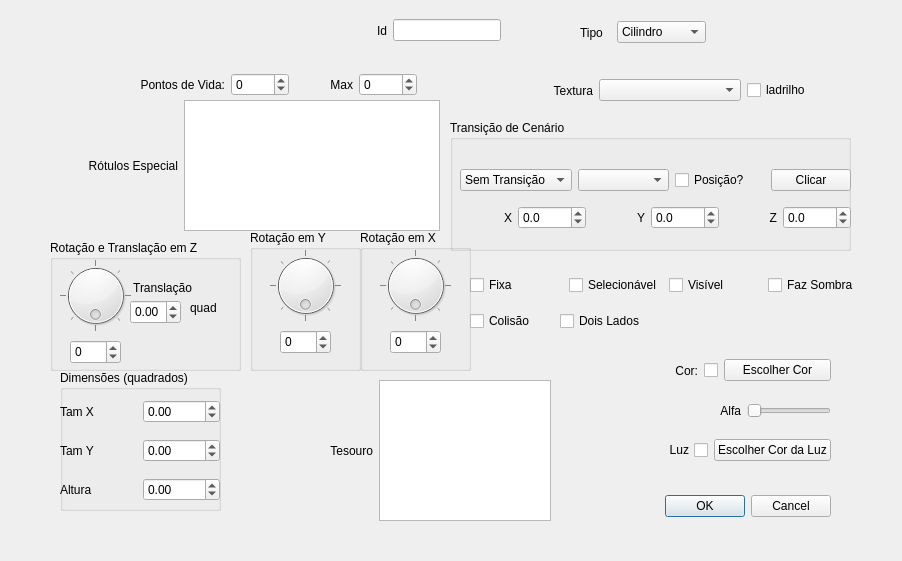
First picture: the form in ifg/qt/ui/forma.ui, repository matferib/tabuleiro-virtual, before the edit.
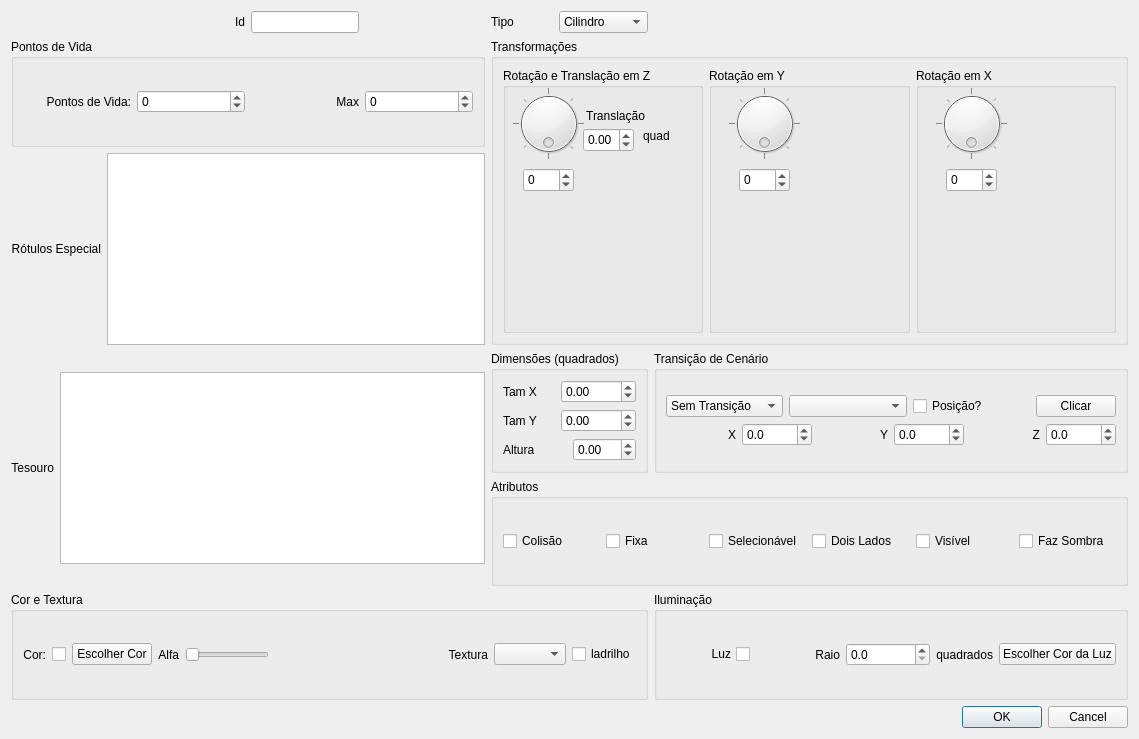
Second picture: the form after the edit.

The edit to the form file:
```diff
--- a/ifg/qt/ui/forma.ui
+++ b/ifg/qt/ui/forma.ui
@@ -6,22 +6,15 @@
    <rect>
     <x>0</x>
     <y>0</y>
-    <width>902</width>
-    <height>561</height>
+    <width>1139</width>
+    <height>739</height>
    </rect>
   </property>
   <property name="windowTitle">
    <string>Dialog</string>
   </property>
-  <widget class="QWidget" name="horizontalLayoutWidget">
-   <property name="geometry">
-    <rect>
-     <x>320</x>
-     <y>10</y>
-     <width>181</width>
-     <height>41</height>
-    </rect>
-   </property>
+  <layout class="QGridLayout" name="gridLayout_2">
+   <item row="0" column="0">
    <layout class="QHBoxLayout" name="horizontalLayout">
     <item alignment="Qt::AlignRight">
      <widget class="QLabel" name="label">
@@ -38,32 +31,61 @@
      </widget>
     </item>
    </layout>
-  </widget>
-  <widget class="QDialogButtonBox" name="botoes">
-   <property name="geometry">
-    <rect>
-     <x>490</x>
-     <y>490</y>
-     <width>341</width>
-     <height>32</height>
-    </rect>
-   </property>
-   <property name="orientation">
-    <enum>Qt::Horizontal</enum>
-   </property>
-   <property name="standardButtons">
-    <set>QDialogButtonBox::Cancel|QDialogButtonBox::Ok</set>
-   </property>
-  </widget>
-  <widget class="QWidget" name="horizontalLayoutWidget_2">
-   <property name="geometry">
-    <rect>
-     <x>610</x>
-     <y>350</y>
-     <width>221</width>
-     <height>41</height>
-    </rect>
-   </property>
+   </item>
+   <item row="0" column="1">
+    <layout class="QHBoxLayout" name="horizontalLayout_21">
+     <item>
+      <widget class="QLabel" name="label_17">
+       <property name="text">
+        <string>Tipo</string>
+       </property>
+      </widget>
+     </item>
+     <item>
+      <widget class="QComboBox" name="combo_tipo_forma">
+       <item>
+        <property name="text">
+         <string>Cilindro</string>
+        </property>
+       </item>
+       <item>
+        <property name="text">
+         <string>Cone</string>
+        </property>
+       </item>
+       <item>
+        <property name="text">
+         <string>Cubo</string>
+        </property>
+       </item>
+       <item>
+        <property name="text">
+         <string>Esfera</string>
+        </property>
+       </item>
+       <item>
+        <property name="text">
+         <string>Pirâmide</string>
+        </property>
+       </item>
+       <item>
+        <property name="text">
+         <string>Hemisfério</string>
+        </property>
+       </item>
+      </widget>
+     </item>
+    </layout>
+   </item>
+   <item row="6" column="0" colspan="2">
+    <widget class="QGroupBox" name="groupBox_8">
+     <property name="title">
+      <string>Cor e Textura</string>
+     </property>
+     <layout class="QHBoxLayout" name="horizontalLayout_26">
+      <item>
+       <layout class="QHBoxLayout" name="horizontalLayout_24">
+        <item>
    <layout class="QHBoxLayout" name="horizontalLayout_2">
     <item>
      <layout class="QHBoxLayout" name="horizontalLayout_7">
@@ -105,243 +127,7 @@
       </property>
      </widget>
     </item>
-   </layout>
-  </widget>
-  <widget class="QGroupBox" name="groupBox">
-   <property name="geometry">
-    <rect>
-     <x>60</x>
-     <y>370</y>
-     <width>161</width>
-     <height>141</height>
-    </rect>
-   </property>
-   <property name="title">
-    <string>Dimensões (quadrados)</string>
-   </property>
-   <widget class="QWidget" name="verticalLayoutWidget">
-    <property name="geometry">
-     <rect>
-      <x>0</x>
-      <y>20</y>
-      <width>160</width>
-      <height>121</height>
-     </rect>
-    </property>
-    <layout class="QVBoxLayout" name="verticalLayout">
      <item>
-      <layout class="QHBoxLayout" name="horizontalLayout_4">
-       <item>
-        <widget class="QLabel" name="label_7">
-         <property name="text">
-          <string>Tam X</string>
-         </property>
-        </widget>
-       </item>
-       <item>
-        <widget class="QDoubleSpinBox" name="spin_escala_x_quad">
-         <property name="decimals">
-          <number>2</number>
-         </property>
-         <property name="minimum">
-          <double>-1000.000000000000000</double>
-         </property>
-         <property name="maximum">
-          <double>1000.000000000000000</double>
-         </property>
-         <property name="singleStep">
-          <double>0.100000000000000</double>
-         </property>
-        </widget>
-       </item>
-      </layout>
-     </item>
-     <item>
-      <layout class="QHBoxLayout" name="horizontalLayout_5">
-       <item>
-        <widget class="QLabel" name="label_5">
-         <property name="text">
-          <string>Tam Y</string>
-         </property>
-        </widget>
-       </item>
-       <item>
-        <widget class="QDoubleSpinBox" name="spin_escala_y_quad">
-         <property name="decimals">
-          <number>2</number>
-         </property>
-         <property name="minimum">
-          <double>-1000.000000000000000</double>
-         </property>
-         <property name="maximum">
-          <double>1000.000000000000000</double>
-         </property>
-         <property name="singleStep">
-          <double>0.100000000000000</double>
-         </property>
-        </widget>
-       </item>
-      </layout>
-     </item>
-     <item>
-      <layout class="QHBoxLayout" name="horizontalLayout_6">
-       <item>
-        <widget class="QLabel" name="label_6">
-         <property name="text">
-          <string>Altura</string>
-         </property>
-        </widget>
-       </item>
-       <item>
-        <widget class="QDoubleSpinBox" name="spin_escala_z_quad">
-         <property name="decimals">
-          <number>2</number>
-         </property>
-         <property name="minimum">
-          <double>-50.000000000000000</double>
-         </property>
-         <property name="maximum">
-          <double>50.000000000000000</double>
-         </property>
-         <property name="singleStep">
-          <double>0.100000000000000</double>
-         </property>
-        </widget>
-       </item>
-      </layout>
-     </item>
-    </layout>
-   </widget>
-  </widget>
-  <widget class="QGroupBox" name="groupBox_2">
-   <property name="geometry">
-    <rect>
-     <x>50</x>
-     <y>240</y>
-     <width>191</width>
-     <height>131</height>
-    </rect>
-   </property>
-   <property name="title">
-    <string>Rotação e Translação em Z</string>
-   </property>
-   <widget class="QDial" name="dial_rotacao">
-    <property name="geometry">
-     <rect>
-      <x>10</x>
-      <y>20</y>
-      <width>71</width>
-      <height>71</height>
-     </rect>
-    </property>
-    <property name="toolTip">
-     <string>Rotação do objeto ao redor do eixo Z.</string>
-    </property>
-    <property name="minimum">
-     <number>0</number>
-    </property>
-    <property name="maximum">
-     <number>360</number>
-    </property>
-    <property name="value">
-     <number>0</number>
-    </property>
-    <property name="sliderPosition">
-     <number>0</number>
-    </property>
-    <property name="orientation">
-     <enum>Qt::Horizontal</enum>
-    </property>
-    <property name="invertedAppearance">
-     <bool>true</bool>
-    </property>
-    <property name="invertedControls">
-     <bool>true</bool>
-    </property>
-    <property name="wrapping">
-     <bool>true</bool>
-    </property>
-    <property name="notchTarget">
-     <double>45.000000000000000</double>
-    </property>
-    <property name="notchesVisible">
-     <bool>true</bool>
-    </property>
-   </widget>
-   <widget class="QDoubleSpinBox" name="spin_translacao_quad">
-    <property name="geometry">
-     <rect>
-      <x>80</x>
-      <y>60</y>
-      <width>51</width>
-      <height>24</height>
-     </rect>
-    </property>
-    <property name="decimals">
-     <number>2</number>
-    </property>
-    <property name="minimum">
-     <double>-100.000000000000000</double>
-    </property>
-    <property name="maximum">
-     <double>100.000000000000000</double>
-    </property>
-    <property name="singleStep">
-     <double>0.100000000000000</double>
-    </property>
-   </widget>
-   <widget class="QLabel" name="label_2">
-    <property name="geometry">
-     <rect>
-      <x>80</x>
-      <y>40</y>
-      <width>111</width>
-      <height>16</height>
-     </rect>
-    </property>
-    <property name="text">
-     <string> Translação</string>
-    </property>
-   </widget>
-   <widget class="QSpinBox" name="spin_rotacao">
-    <property name="geometry">
-     <rect>
-      <x>20</x>
-      <y>100</y>
-      <width>51</width>
-      <height>24</height>
-     </rect>
-    </property>
-    <property name="minimum">
-     <number>-180</number>
-    </property>
-    <property name="maximum">
-     <number>180</number>
-    </property>
-   </widget>
-   <widget class="QLabel" name="label_15">
-    <property name="geometry">
-     <rect>
-      <x>140</x>
-      <y>60</y>
-      <width>41</width>
-      <height>16</height>
-     </rect>
-    </property>
-    <property name="text">
-     <string>quad</string>
-    </property>
-   </widget>
-  </widget>
-  <widget class="QWidget" name="horizontalLayoutWidget_3">
-   <property name="geometry">
-    <rect>
-     <x>610</x>
-     <y>390</y>
-     <width>221</width>
-     <height>41</height>
-    </rect>
-   </property>
    <layout class="QHBoxLayout" name="horizontalLayout_9">
     <item>
      <layout class="QHBoxLayout" name="horizontalLayout_10">
@@ -378,184 +164,23 @@
      </layout>
     </item>
    </layout>
-  </widget>
-  <widget class="QWidget" name="layoutWidget">
-   <property name="geometry">
-    <rect>
-     <x>140</x>
-     <y>70</y>
-     <width>277</width>
-     <height>29</height>
-    </rect>
-   </property>
-   <layout class="QHBoxLayout" name="horizontalLayout_13">
-    <item>
-     <widget class="QLabel" name="label_8">
-      <property name="sizePolicy">
-       <sizepolicy hsizetype="Preferred" vsizetype="Preferred">
-        <horstretch>0</horstretch>
-        <verstretch>0</verstretch>
-       </sizepolicy>
-      </property>
-      <property name="text">
-       <string>Pontos de Vida:</string>
-      </property>
-      <property name="alignment">
-       <set>Qt::AlignRight|Qt::AlignTrailing|Qt::AlignVCenter</set>
-      </property>
-     </widget>
-    </item>
-    <item>
-     <widget class="QSpinBox" name="spin_pontos_vida">
-      <property name="minimum">
-       <number>-100</number>
-      </property>
-      <property name="maximum">
-       <number>999</number>
-      </property>
-     </widget>
-    </item>
-    <item>
-     <widget class="QLabel" name="label_10">
-      <property name="sizePolicy">
-       <sizepolicy hsizetype="Preferred" vsizetype="Preferred">
-        <horstretch>0</horstretch>
-        <verstretch>0</verstretch>
-       </sizepolicy>
-      </property>
-      <property name="text">
-       <string>Max</string>
-      </property>
-      <property name="alignment">
-       <set>Qt::AlignRight|Qt::AlignTrailing|Qt::AlignVCenter</set>
-      </property>
-     </widget>
-    </item>
-    <item>
-     <widget class="QSpinBox" name="spin_max_pontos_vida">
-      <property name="minimum">
-       <number>-100</number>
-      </property>
-      <property name="maximum">
-       <number>999</number>
-      </property>
-     </widget>
-    </item>
-   </layout>
-  </widget>
-  <widget class="QWidget" name="horizontalLayoutWidget_4">
-   <property name="geometry">
-    <rect>
-     <x>610</x>
-     <y>430</y>
-     <width>221</width>
-     <height>41</height>
-    </rect>
-   </property>
-   <layout class="QHBoxLayout" name="horizontalLayout_3">
-    <item>
-     <widget class="QCheckBox" name="checkbox_luz">
-      <property name="layoutDirection">
-       <enum>Qt::RightToLeft</enum>
-      </property>
-      <property name="text">
-       <string>Luz</string>
-      </property>
-     </widget>
+          </item>
+         </layout>
     </item>
     <item>
-     <widget class="QPushButton" name="botao_luz">
-      <property name="styleSheet">
-       <string notr="true"/>
-      </property>
-      <property name="text">
-       <string>Escolher Cor da Luz</string>
-      </property>
-     </widget>
-    </item>
-   </layout>
-  </widget>
-  <widget class="QGroupBox" name="groupBox_3">
-   <property name="geometry">
-    <rect>
-     <x>250</x>
-     <y>230</y>
-     <width>111</width>
-     <height>141</height>
-    </rect>
-   </property>
-   <property name="title">
-    <string>Rotação em Y</string>
-   </property>
-   <widget class="QDial" name="dial_rotacao_y">
-    <property name="geometry">
-     <rect>
-      <x>20</x>
-      <y>20</y>
-      <width>71</width>
-      <height>71</height>
-     </rect>
-    </property>
-    <property name="toolTip">
-     <string>&lt;html&gt;&lt;head/&gt;&lt;body&gt;&lt;p&gt;Rotação do objeto ao redor do eixo Y.&lt;/p&gt;&lt;/body&gt;&lt;/html&gt;</string>
-    </property>
-    <property name="minimum">
-     <number>0</number>
-    </property>
-    <property name="maximum">
-     <number>360</number>
-    </property>
-    <property name="value">
-     <number>0</number>
-    </property>
-    <property name="sliderPosition">
-     <number>0</number>
-    </property>
+         <spacer name="horizontalSpacer">
     <property name="orientation">
      <enum>Qt::Horizontal</enum>
     </property>
-    <property name="invertedAppearance">
-     <bool>true</bool>
-    </property>
-    <property name="invertedControls">
-     <bool>true</bool>
-    </property>
-    <property name="wrapping">
-     <bool>true</bool>
-    </property>
-    <property name="notchTarget">
-     <double>45.000000000000000</double>
-    </property>
-    <property name="notchesVisible">
-     <bool>true</bool>
-    </property>
-   </widget>
-   <widget class="QSpinBox" name="spin_rotacao_y">
-    <property name="geometry">
-     <rect>
-      <x>30</x>
-      <y>100</y>
-      <width>51</width>
-      <height>24</height>
-     </rect>
-    </property>
-    <property name="minimum">
-     <number>-180</number>
-    </property>
-    <property name="maximum">
-     <number>180</number>
-    </property>
-   </widget>
-  </widget>
-  <widget class="QWidget" name="horizontalLayoutWidget_5">
-   <property name="geometry">
-    <rect>
-     <x>450</x>
-     <y>70</y>
-     <width>361</width>
-     <height>41</height>
-    </rect>
-   </property>
+          <property name="sizeHint" stdset="0">
+           <size>
+            <width>40</width>
+            <height>20</height>
+           </size>
+          </property>
+         </spacer>
+        </item>
+        <item>
    <layout class="QHBoxLayout" name="horizontalLayout_8">
     <item>
      <widget class="QLabel" name="label_4">
@@ -587,76 +212,18 @@
      </widget>
     </item>
    </layout>
-  </widget>
-  <widget class="QWidget" name="horizontalLayoutWidget_6">
-   <property name="geometry">
-    <rect>
-     <x>470</x>
-     <y>270</y>
-     <width>391</width>
-     <height>31</height>
-    </rect>
-   </property>
-   <layout class="QHBoxLayout" name="horizontalLayout_11">
-    <item>
-     <widget class="QCheckBox" name="checkbox_fixa">
-      <property name="toolTip">
-       <string>Se verdadeiro, nao sera movel. Selecionavel apenas com duplo clique.</string>
-      </property>
-      <property name="text">
-       <string>Fixa</string>
-      </property>
-     </widget>
-    </item>
-    <item>
-     <widget class="QCheckBox" name="checkbox_selecionavel">
-      <property name="text">
-       <string>Selecionável</string>
-      </property>
-     </widget>
-    </item>
-    <item>
-     <widget class="QCheckBox" name="checkbox_visibilidade">
-      <property name="enabled">
-       <bool>true</bool>
-      </property>
-      <property name="sizePolicy">
-       <sizepolicy hsizetype="Minimum" vsizetype="Fixed">
-        <horstretch>0</horstretch>
-        <verstretch>0</verstretch>
-       </sizepolicy>
-      </property>
-      <property name="text">
-       <string>Visível</string>
-      </property>
-     </widget>
-    </item>
-    <item>
-     <widget class="QCheckBox" name="checkbox_faz_sombra">
-      <property name="toolTip">
-       <string>Se verdadeiro, nao sera movel. Selecionavel apenas com duplo clique.</string>
-      </property>
-      <property name="text">
-       <string>Faz Sombra</string>
-      </property>
-     </widget>
-    </item>
-   </layout>
-  </widget>
-  <widget class="QWidget" name="layoutWidget_2">
-   <property name="geometry">
-    <rect>
-     <x>70</x>
-     <y>100</y>
-     <width>370</width>
-     <height>131</height>
-    </rect>
-   </property>
+        </item>
+       </layout>
+      </item>
+     </layout>
+    </widget>
+   </item>
+   <item row="2" column="0">
    <layout class="QHBoxLayout" name="horizontalLayout_18">
     <item>
      <widget class="QLabel" name="label_11">
       <property name="sizePolicy">
-       <sizepolicy hsizetype="MinimumExpanding" vsizetype="Preferred">
+        <sizepolicy hsizetype="Fixed" vsizetype="Fixed">
         <horstretch>0</horstretch>
         <verstretch>0</verstretch>
        </sizepolicy>
@@ -671,106 +238,153 @@
     </item>
     <item>
      <widget class="QPlainTextEdit" name="lista_rotulos">
+       <property name="sizePolicy">
+        <sizepolicy hsizetype="Expanding" vsizetype="Fixed">
+         <horstretch>0</horstretch>
+         <verstretch>0</verstretch>
+        </sizepolicy>
+       </property>
       <property name="toolTip">
        <string>Rótulos para a entidade. Aparece sobre ela quando a entidade é detalhada.</string>
       </property>
      </widget>
     </item>
    </layout>
-  </widget>
-  <widget class="QGroupBox" name="groupBox_4">
-   <property name="geometry">
-    <rect>
-     <x>360</x>
-     <y>230</y>
-     <width>111</width>
-     <height>141</height>
-    </rect>
-   </property>
+   </item>
+   <item row="3" column="0" rowspan="2">
+    <layout class="QHBoxLayout" name="horizontalLayout_20">
+     <item>
+      <widget class="QLabel" name="label_16">
+       <property name="sizePolicy">
+        <sizepolicy hsizetype="Fixed" vsizetype="Fixed">
+         <horstretch>0</horstretch>
+         <verstretch>0</verstretch>
+        </sizepolicy>
+       </property>
+       <property name="text">
+        <string>Tesouro</string>
+       </property>
+       <property name="alignment">
+        <set>Qt::AlignRight|Qt::AlignTrailing|Qt::AlignVCenter</set>
+       </property>
+      </widget>
+     </item>
+     <item>
+      <widget class="QPlainTextEdit" name="lista_tesouro">
+       <property name="sizePolicy">
+        <sizepolicy hsizetype="Expanding" vsizetype="Fixed">
+         <horstretch>0</horstretch>
+         <verstretch>0</verstretch>
+        </sizepolicy>
+       </property>
+       <property name="toolTip">
+        <string>Rótulos para a entidade. Aparece sobre ela quando a entidade é detalhada.</string>
+       </property>
+      </widget>
+     </item>
+    </layout>
+   </item>
+   <item row="3" column="1">
+    <widget class="QGroupBox" name="groupBox">
    <property name="title">
-    <string>Rotação em X</string>
-   </property>
-   <widget class="QDial" name="dial_rotacao_x">
-    <property name="geometry">
-     <rect>
-      <x>20</x>
-      <y>20</y>
-      <width>71</width>
-      <height>71</height>
-     </rect>
-    </property>
-    <property name="toolTip">
-     <string>&lt;html&gt;&lt;head/&gt;&lt;body&gt;&lt;p&gt;Rotação do objeto ao redor do eixo Y.&lt;/p&gt;&lt;/body&gt;&lt;/html&gt;</string>
+      <string>Dimensões (quadrados)</string>
+     </property>
+     <layout class="QHBoxLayout" name="horizontalLayout_23">
+      <item>
+       <layout class="QVBoxLayout" name="verticalLayout">
+        <item>
+         <layout class="QHBoxLayout" name="horizontalLayout_4">
+          <item>
+           <widget class="QLabel" name="label_7">
+            <property name="text">
+             <string>Tam X</string>
+            </property>
+           </widget>
+          </item>
+          <item>
+           <widget class="QDoubleSpinBox" name="spin_escala_x_quad">
+            <property name="decimals">
+             <number>2</number>
     </property>
     <property name="minimum">
-     <number>0</number>
+             <double>-1000.000000000000000</double>
     </property>
     <property name="maximum">
-     <number>360</number>
-    </property>
-    <property name="value">
-     <number>0</number>
-    </property>
-    <property name="sliderPosition">
-     <number>0</number>
-    </property>
-    <property name="orientation">
-     <enum>Qt::Horizontal</enum>
-    </property>
-    <property name="invertedAppearance">
-     <bool>true</bool>
-    </property>
-    <property name="invertedControls">
-     <bool>true</bool>
-    </property>
-    <property name="wrapping">
-     <bool>true</bool>
-    </property>
-    <property name="notchTarget">
-     <double>45.000000000000000</double>
-    </property>
-    <property name="notchesVisible">
-     <bool>true</bool>
-    </property>
-   </widget>
-   <widget class="QSpinBox" name="spin_rotacao_x">
-    <property name="geometry">
-     <rect>
-      <x>30</x>
-      <y>100</y>
-      <width>51</width>
-      <height>24</height>
-     </rect>
+             <double>1000.000000000000000</double>
+            </property>
+            <property name="singleStep">
+             <double>0.100000000000000</double>
+            </property>
+           </widget>
+          </item>
+         </layout>
+        </item>
+        <item>
+         <layout class="QHBoxLayout" name="horizontalLayout_5">
+          <item>
+           <widget class="QLabel" name="label_5">
+            <property name="text">
+             <string>Tam Y</string>
+            </property>
+           </widget>
+          </item>
+          <item>
+           <widget class="QDoubleSpinBox" name="spin_escala_y_quad">
+            <property name="decimals">
+             <number>2</number>
+            </property>
+            <property name="minimum">
+             <double>-1000.000000000000000</double>
+            </property>
+            <property name="maximum">
+             <double>1000.000000000000000</double>
+            </property>
+            <property name="singleStep">
+             <double>0.100000000000000</double>
+            </property>
+           </widget>
+          </item>
+         </layout>
+        </item>
+        <item>
+         <layout class="QHBoxLayout" name="horizontalLayout_6">
+          <item>
+           <widget class="QLabel" name="label_6">
+            <property name="text">
+             <string>Altura</string>
+            </property>
+           </widget>
+          </item>
+          <item>
+           <widget class="QDoubleSpinBox" name="spin_escala_z_quad">
+            <property name="decimals">
+             <number>2</number>
     </property>
     <property name="minimum">
-     <number>-180</number>
+             <double>-50.000000000000000</double>
     </property>
     <property name="maximum">
-     <number>180</number>
-    </property>
-   </widget>
-  </widget>
+             <double>50.000000000000000</double>
+            </property>
+            <property name="singleStep">
+             <double>0.100000000000000</double>
+            </property>
+           </widget>
+          </item>
+         </layout>
+        </item>
+       </layout>
+      </item>
+     </layout>
+    </widget>
+   </item>
+   <item row="3" column="2">
   <widget class="QGroupBox" name="groupBox_5">
-   <property name="geometry">
-    <rect>
-     <x>450</x>
-     <y>120</y>
-     <width>401</width>
-     <height>131</height>
-    </rect>
-   </property>
    <property name="title">
     <string>Transição de Cenário</string>
    </property>
-   <widget class="QWidget" name="verticalLayoutWidget_2">
-    <property name="geometry">
-     <rect>
-      <x>10</x>
-      <y>40</y>
-      <width>391</width>
-      <height>80</height>
-     </rect>
-    </property>
+     <layout class="QGridLayout" name="gridLayout">
+      <item row="0" column="0">
     <layout class="QVBoxLayout" name="verticalLayout_2">
      <item>
       <layout class="QHBoxLayout" name="horizontalLayout_19">
@@ -919,17 +533,20 @@
       </layout>
      </item>
     </layout>
-   </widget>
-  </widget>
+      </item>
+     </layout>
+    </widget>
+   </item>
+   <item row="4" column="1" colspan="2">
+    <widget class="QGroupBox" name="groupBox_7">
+     <property name="title">
+      <string>Atributos</string>
+     </property>
+     <layout class="QHBoxLayout" name="horizontalLayout_25">
+      <item>
+       <layout class="QHBoxLayout" name="horizontalLayout_11">
+        <item>
   <widget class="QCheckBox" name="checkbox_colisao">
-   <property name="geometry">
-    <rect>
-     <x>470</x>
-     <y>310</y>
-     <width>83</width>
-     <height>22</height>
-    </rect>
-   </property>
    <property name="toolTip">
     <string>Se verdadeiro, nao sera movel. Selecionavel apenas com duplo clique.</string>
    </property>
@@ -937,50 +554,26 @@
     <string>Colisão</string>
    </property>
   </widget>
-  <widget class="QWidget" name="layoutWidget_3">
-   <property name="geometry">
-    <rect>
-     <x>330</x>
-     <y>380</y>
-     <width>221</width>
-     <height>141</height>
-    </rect>
-   </property>
-   <layout class="QHBoxLayout" name="horizontalLayout_20">
-    <item>
-     <widget class="QLabel" name="label_16">
-      <property name="sizePolicy">
-       <sizepolicy hsizetype="Fixed" vsizetype="Preferred">
-        <horstretch>0</horstretch>
-        <verstretch>0</verstretch>
-       </sizepolicy>
-      </property>
-      <property name="text">
-       <string>Tesouro</string>
-      </property>
-      <property name="alignment">
-       <set>Qt::AlignRight|Qt::AlignTrailing|Qt::AlignVCenter</set>
-      </property>
-     </widget>
     </item>
     <item>
-     <widget class="QPlainTextEdit" name="lista_tesouro">
+         <widget class="QCheckBox" name="checkbox_fixa">
       <property name="toolTip">
-       <string>Rótulos para a entidade. Aparece sobre ela quando a entidade é detalhada.</string>
-      </property>
-     </widget>
-    </item>
-   </layout>
-  </widget>
+           <string>Se verdadeiro, nao sera movel. Selecionavel apenas com duplo clique.</string>
+          </property>
+          <property name="text">
+           <string>Fixa</string>
+          </property>
+         </widget>
+        </item>
+        <item>
+         <widget class="QCheckBox" name="checkbox_selecionavel">
+          <property name="text">
+           <string>Selecionável</string>
+          </property>
+         </widget>
+        </item>
+        <item>
   <widget class="QCheckBox" name="checkbox_dois_lados">
-   <property name="geometry">
-    <rect>
-     <x>560</x>
-     <y>310</y>
-     <width>101</width>
-     <height>22</height>
-    </rect>
-   </property>
    <property name="toolTip">
     <string>Se verdadeiro, nos dois lados da primitiva serão desenhados.</string>
    </property>
@@ -988,59 +581,437 @@
     <string>Dois Lados</string>
    </property>
   </widget>
-  <widget class="QWidget" name="layoutWidget">
-   <property name="geometry">
-    <rect>
-     <x>580</x>
-     <y>20</y>
-     <width>126</width>
-     <height>25</height>
-    </rect>
-   </property>
-   <layout class="QHBoxLayout" name="horizontalLayout_21">
+        </item>
+        <item>
+         <widget class="QCheckBox" name="checkbox_visibilidade">
+          <property name="enabled">
+           <bool>true</bool>
+          </property>
+          <property name="sizePolicy">
+           <sizepolicy hsizetype="Minimum" vsizetype="Fixed">
+            <horstretch>0</horstretch>
+            <verstretch>0</verstretch>
+           </sizepolicy>
+          </property>
+          <property name="text">
+           <string>Visível</string>
+          </property>
+         </widget>
+        </item>
     <item>
-     <widget class="QLabel" name="label_17">
+         <widget class="QCheckBox" name="checkbox_faz_sombra">
+          <property name="toolTip">
+           <string>Se verdadeiro, nao sera movel. Selecionavel apenas com duplo clique.</string>
+          </property>
       <property name="text">
-       <string>Tipo</string>
+           <string>Faz Sombra</string>
       </property>
      </widget>
     </item>
+       </layout>
+      </item>
+     </layout>
+    </widget>
+   </item>
+   <item row="6" column="2">
+    <widget class="QGroupBox" name="groupBox_9">
+     <property name="title">
+      <string>Iluminação</string>
+     </property>
+     <layout class="QHBoxLayout" name="horizontalLayout_27">
     <item>
-     <widget class="QComboBox" name="combo_tipo_forma">
+       <layout class="QHBoxLayout" name="horizontalLayout_3">
       <item>
+         <widget class="QCheckBox" name="checkbox_luz">
+          <property name="layoutDirection">
+           <enum>Qt::RightToLeft</enum>
+          </property>
        <property name="text">
-        <string>Cilindro</string>
-       </property>
+           <string>Luz</string>
+          </property>
+         </widget>
       </item>
       <item>
+         <widget class="QLabel" name="label_18">
        <property name="text">
-        <string>Cone</string>
-       </property>
+           <string>Raio</string>
+          </property>
+          <property name="alignment">
+           <set>Qt::AlignRight|Qt::AlignTrailing|Qt::AlignVCenter</set>
+          </property>
+         </widget>
       </item>
       <item>
+         <widget class="QDoubleSpinBox" name="spin_raio_quad">
+          <property name="toolTip">
+           <string>Raio da luz, em metros.</string>
+          </property>
+          <property name="decimals">
+           <number>1</number>
+          </property>
+          <property name="singleStep">
+           <double>1.000000000000000</double>
+          </property>
+         </widget>
+        </item>
+        <item>
+         <widget class="QLabel" name="label_31">
+          <property name="sizePolicy">
+           <sizepolicy hsizetype="Fixed" vsizetype="Preferred">
+            <horstretch>0</horstretch>
+            <verstretch>0</verstretch>
+           </sizepolicy>
+          </property>
        <property name="text">
-        <string>Cubo</string>
-       </property>
+           <string>quadrados</string>
+          </property>
+          <property name="alignment">
+           <set>Qt::AlignRight|Qt::AlignTrailing|Qt::AlignVCenter</set>
+          </property>
+         </widget>
       </item>
       <item>
+         <widget class="QPushButton" name="botao_luz">
+          <property name="styleSheet">
+           <string notr="true"/>
+          </property>
        <property name="text">
-        <string>Esfera</string>
-       </property>
-      </item>
+           <string>Escolher Cor da Luz</string>
+          </property>
+         </widget>
+        </item>
+       </layout>
+      </item>
+     </layout>
+    </widget>
+   </item>
+   <item row="1" column="1" rowspan="2" colspan="2">
+    <widget class="QGroupBox" name="groupBox_6">
+     <property name="title">
+      <string>Transformações</string>
+     </property>
+     <layout class="QHBoxLayout" name="horizontalLayout_22">
       <item>
+       <widget class="QGroupBox" name="groupBox_2">
+        <property name="title">
+         <string>Rotação e Translação em Z</string>
+        </property>
+        <widget class="QDial" name="dial_rotacao">
+         <property name="geometry">
+          <rect>
+           <x>10</x>
+           <y>20</y>
+           <width>71</width>
+           <height>71</height>
+          </rect>
+         </property>
+         <property name="toolTip">
+          <string>Rotação do objeto ao redor do eixo Z.</string>
+         </property>
+         <property name="minimum">
+          <number>0</number>
+         </property>
+         <property name="maximum">
+          <number>360</number>
+         </property>
+         <property name="value">
+          <number>0</number>
+         </property>
+         <property name="sliderPosition">
+          <number>0</number>
+         </property>
+         <property name="orientation">
+          <enum>Qt::Horizontal</enum>
+         </property>
+         <property name="invertedAppearance">
+          <bool>true</bool>
+         </property>
+         <property name="invertedControls">
+          <bool>true</bool>
+         </property>
+         <property name="wrapping">
+          <bool>true</bool>
+         </property>
+         <property name="notchTarget">
+          <double>45.000000000000000</double>
+         </property>
+         <property name="notchesVisible">
+          <bool>true</bool>
+         </property>
+        </widget>
+        <widget class="QDoubleSpinBox" name="spin_translacao_quad">
+         <property name="geometry">
+          <rect>
+           <x>80</x>
+           <y>60</y>
+           <width>51</width>
+           <height>24</height>
+          </rect>
+         </property>
+         <property name="decimals">
+          <number>2</number>
+         </property>
+         <property name="minimum">
+          <double>-100.000000000000000</double>
+         </property>
+         <property name="maximum">
+          <double>100.000000000000000</double>
+         </property>
+         <property name="singleStep">
+          <double>0.100000000000000</double>
+         </property>
+        </widget>
+        <widget class="QLabel" name="label_2">
+         <property name="geometry">
+          <rect>
+           <x>80</x>
+           <y>40</y>
+           <width>111</width>
+           <height>16</height>
+          </rect>
+         </property>
        <property name="text">
-        <string>Pirâmide</string>
-       </property>
+          <string> Translação</string>
+         </property>
+        </widget>
+        <widget class="QSpinBox" name="spin_rotacao">
+         <property name="geometry">
+          <rect>
+           <x>20</x>
+           <y>100</y>
+           <width>51</width>
+           <height>24</height>
+          </rect>
+         </property>
+         <property name="minimum">
+          <number>-180</number>
+         </property>
+         <property name="maximum">
+          <number>180</number>
+         </property>
+        </widget>
+        <widget class="QLabel" name="label_15">
+         <property name="geometry">
+          <rect>
+           <x>140</x>
+           <y>60</y>
+           <width>41</width>
+           <height>16</height>
+          </rect>
+         </property>
+         <property name="text">
+          <string>quad</string>
+         </property>
+        </widget>
+       </widget>
       </item>
       <item>
+       <widget class="QGroupBox" name="groupBox_3">
+        <property name="title">
+         <string>Rotação em Y</string>
+        </property>
+        <widget class="QDial" name="dial_rotacao_y">
+         <property name="geometry">
+          <rect>
+           <x>20</x>
+           <y>20</y>
+           <width>71</width>
+           <height>71</height>
+          </rect>
+         </property>
+         <property name="toolTip">
+          <string>&lt;html&gt;&lt;head/&gt;&lt;body&gt;&lt;p&gt;Rotação do objeto ao redor do eixo Y.&lt;/p&gt;&lt;/body&gt;&lt;/html&gt;</string>
+         </property>
+         <property name="minimum">
+          <number>0</number>
+         </property>
+         <property name="maximum">
+          <number>360</number>
+         </property>
+         <property name="value">
+          <number>0</number>
+         </property>
+         <property name="sliderPosition">
+          <number>0</number>
+         </property>
+         <property name="orientation">
+          <enum>Qt::Horizontal</enum>
+         </property>
+         <property name="invertedAppearance">
+          <bool>true</bool>
+         </property>
+         <property name="invertedControls">
+          <bool>true</bool>
+         </property>
+         <property name="wrapping">
+          <bool>true</bool>
+         </property>
+         <property name="notchTarget">
+          <double>45.000000000000000</double>
+         </property>
+         <property name="notchesVisible">
+          <bool>true</bool>
+         </property>
+        </widget>
+        <widget class="QSpinBox" name="spin_rotacao_y">
+         <property name="geometry">
+          <rect>
+           <x>30</x>
+           <y>100</y>
+           <width>51</width>
+           <height>24</height>
+          </rect>
+         </property>
+         <property name="minimum">
+          <number>-180</number>
+         </property>
+         <property name="maximum">
+          <number>180</number>
+         </property>
+        </widget>
+       </widget>
+      </item>
+      <item>
+       <widget class="QGroupBox" name="groupBox_4">
+        <property name="title">
+         <string>Rotação em X</string>
+        </property>
+        <widget class="QDial" name="dial_rotacao_x">
+         <property name="geometry">
+          <rect>
+           <x>20</x>
+           <y>20</y>
+           <width>71</width>
+           <height>71</height>
+          </rect>
+         </property>
+         <property name="toolTip">
+          <string>&lt;html&gt;&lt;head/&gt;&lt;body&gt;&lt;p&gt;Rotação do objeto ao redor do eixo Y.&lt;/p&gt;&lt;/body&gt;&lt;/html&gt;</string>
+         </property>
+         <property name="minimum">
+          <number>0</number>
+         </property>
+         <property name="maximum">
+          <number>360</number>
+         </property>
+         <property name="value">
+          <number>0</number>
+         </property>
+         <property name="sliderPosition">
+          <number>0</number>
+         </property>
+         <property name="orientation">
+          <enum>Qt::Horizontal</enum>
+         </property>
+         <property name="invertedAppearance">
+          <bool>true</bool>
+         </property>
+         <property name="invertedControls">
+          <bool>true</bool>
+         </property>
+         <property name="wrapping">
+          <bool>true</bool>
+         </property>
+         <property name="notchTarget">
+          <double>45.000000000000000</double>
+         </property>
+         <property name="notchesVisible">
+          <bool>true</bool>
+         </property>
+        </widget>
+        <widget class="QSpinBox" name="spin_rotacao_x">
+         <property name="geometry">
+          <rect>
+           <x>30</x>
+           <y>100</y>
+           <width>51</width>
+           <height>24</height>
+          </rect>
+         </property>
+         <property name="minimum">
+          <number>-180</number>
+         </property>
+         <property name="maximum">
+          <number>180</number>
+         </property>
+        </widget>
+       </widget>
+      </item>
+     </layout>
+    </widget>
+   </item>
+   <item row="7" column="2">
+    <widget class="QDialogButtonBox" name="botoes">
+     <property name="orientation">
+      <enum>Qt::Horizontal</enum>
+     </property>
+     <property name="standardButtons">
+      <set>QDialogButtonBox::Cancel|QDialogButtonBox::Ok</set>
+     </property>
+    </widget>
+   </item>
+   <item row="1" column="0">
+    <widget class="QGroupBox" name="groupBox">
+     <property name="title">
+      <string>Pontos de Vida</string>
+     </property>
+     <layout class="QHBoxLayout" name="horizontalLayout_13">
+      <item>
+       <widget class="QLabel" name="label_8">
+        <property name="sizePolicy">
+         <sizepolicy hsizetype="Preferred" vsizetype="Preferred">
+          <horstretch>0</horstretch>
+          <verstretch>0</verstretch>
+         </sizepolicy>
+        </property>
        <property name="text">
-        <string>Hemisfério</string>
-       </property>
+         <string>Pontos de Vida:</string>
+        </property>
+        <property name="alignment">
+         <set>Qt::AlignRight|Qt::AlignTrailing|Qt::AlignVCenter</set>
+        </property>
+       </widget>
       </item>
-     </widget>
-    </item>
-   </layout>
-  </widget>
+      <item>
+       <widget class="QSpinBox" name="spin_pontos_vida">
+        <property name="minimum">
+         <number>-100</number>
+        </property>
+        <property name="maximum">
+         <number>999</number>
+        </property>
+       </widget>
+      </item>
+      <item>
+       <widget class="QLabel" name="label_10">
+        <property name="sizePolicy">
+         <sizepolicy hsizetype="Preferred" vsizetype="Preferred">
+          <horstretch>0</horstretch>
+          <verstretch>0</verstretch>
+         </sizepolicy>
+        </property>
+        <property name="text">
+         <string>Max</string>
+        </property>
+        <property name="alignment">
+         <set>Qt::AlignRight|Qt::AlignTrailing|Qt::AlignVCenter</set>
+        </property>
+       </widget>
+      </item>
+      <item>
+       <widget class="QSpinBox" name="spin_max_pontos_vida">
+        <property name="minimum">
+         <number>-100</number>
+        </property>
+        <property name="maximum">
+         <number>999</number>
+        </property>
+       </widget>
+      </item>
+     </layout>
+    </widget>
+   </item>
+  </layout>
  </widget>
  <tabstops>
   <tabstop>spin_pontos_vida</tabstop>
```
Left out of the diff: 1 changed line with no effect on the pictures. Lines whose indentation alone changed are shown as unchanged.
